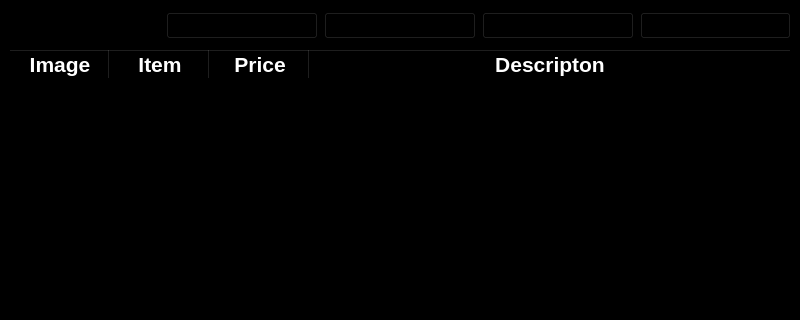
This is buy_page.ui in acmpesuecc/GrowPal as Qt 5 draws it before an edit; both pictures show x 0 to 800 and y 0 to 320 of the 800 by 600 pixel window. The edited form follows.
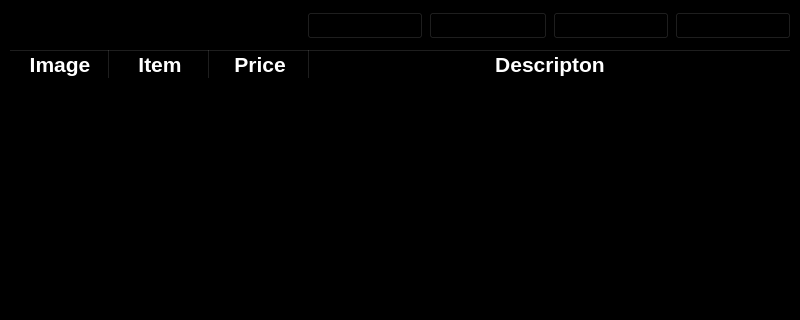
This is the edited form. Icons and pictures are not drawn.

Patch:
```diff
--- a/buy_page.ui
+++ b/buy_page.ui
@@ -30,23 +30,8 @@
   </property>
   <widget class="QWidget" name="centralwidget">
    <layout class="QGridLayout" name="gridLayout">
-    <item row="0" column="0">
-     <widget class="QLabel" name="label_9">
-      <property name="font">
-       <font>
-        <pointsize>22</pointsize>
-        <weight>75</weight>
-        <italic>false</italic>
-        <bold>true</bold>
-       </font>
-      </property>
-      <property name="text">
-       <string>Home </string>
-      </property>
-     </widget>
-    </item>
-    <item row="0" column="1">
-     <widget class="QPushButton" name="pushButton_selling_items">
+    <item row="0" column="5">
+     <widget class="QPushButton" name="pushButton_logout">
       <property name="font">
        <font>
         <pointsize>12</pointsize>
@@ -59,12 +44,22 @@
        <string notr="true"/>
       </property>
       <property name="text">
-       <string>Your Items </string>
+       <string>Logout</string>
+      </property>
+      <property name="icon">
+       <iconset>
+        <normaloff>logout.svg</normaloff>logout.svg</iconset>
+      </property>
+      <property name="iconSize">
+       <size>
+        <width>20</width>
+        <height>20</height>
+       </size>
       </property>
      </widget>
     </item>
     <item row="0" column="2">
-     <widget class="QPushButton" name="pushButton_orders">
+     <widget class="QPushButton" name="pushButton_selling_items">
       <property name="font">
        <font>
         <pointsize>12</pointsize>
@@ -77,30 +72,22 @@
        <string notr="true"/>
       </property>
       <property name="text">
-       <string>Orders  </string>
+       <string> Your Items </string>
       </property>
-     </widget>
-    </item>
-    <item row="0" column="3">
-     <widget class="QPushButton" name="pushButton_sell">
-      <property name="font">
-       <font>
-        <pointsize>12</pointsize>
-        <weight>75</weight>
-        <italic>false</italic>
-        <bold>true</bold>
-       </font>
+      <property name="icon">
+       <iconset>
+        <normaloff>items.svg</normaloff>items.svg</iconset>
       </property>
-      <property name="styleSheet">
-       <string notr="true"/>
-      </property>
-      <property name="text">
-       <string>Sell </string>
+      <property name="iconSize">
+       <size>
+        <width>20</width>
+        <height>20</height>
+       </size>
       </property>
      </widget>
     </item>
     <item row="0" column="4">
-     <widget class="QPushButton" name="pushButton_logout">
+     <widget class="QPushButton" name="pushButton_sell">
       <property name="font">
        <font>
         <pointsize>12</pointsize>
@@ -113,11 +100,21 @@
        <string notr="true"/>
       </property>
       <property name="text">
-       <string>Logout  </string>
+       <string>Sell </string>
+      </property>
+      <property name="icon">
+       <iconset>
+        <normaloff>sell.svg</normaloff>sell.svg</iconset>
+      </property>
+      <property name="iconSize">
+       <size>
+        <width>20</width>
+        <height>20</height>
+       </size>
       </property>
      </widget>
     </item>
-    <item row="1" column="0" colspan="5">
+    <item row="1" column="0" colspan="6">
      <widget class="QTableWidget" name="tableWidget">
       <property name="font">
        <font>
@@ -213,6 +210,61 @@
       </column>
      </widget>
     </item>
+    <item row="0" column="0">
+     <widget class="QLabel" name="label">
+      <property name="text">
+       <string/>
+      </property>
+      <property name="pixmap">
+       <pixmap>home.svg</pixmap>
+      </property>
+      <property name="alignment">
+       <set>Qt::AlignRight|Qt::AlignTrailing|Qt::AlignVCenter</set>
+      </property>
+     </widget>
+    </item>
+    <item row="0" column="3">
+     <widget class="QPushButton" name="pushButton_orders">
+      <property name="font">
+       <font>
+        <pointsize>12</pointsize>
+        <weight>75</weight>
+        <italic>false</italic>
+        <bold>true</bold>
+       </font>
+      </property>
+      <property name="styleSheet">
+       <string notr="true"/>
+      </property>
+      <property name="text">
+       <string>Orders  </string>
+      </property>
+      <property name="icon">
+       <iconset>
+        <normaloff>cart.svg</normaloff>cart.svg</iconset>
+      </property>
+      <property name="iconSize">
+       <size>
+        <width>20</width>
+        <height>20</height>
+       </size>
+      </property>
+     </widget>
+    </item>
+    <item row="0" column="1">
+     <widget class="QLabel" name="label_2">
+      <property name="font">
+       <font>
+        <pointsize>22</pointsize>
+        <weight>75</weight>
+        <bold>true</bold>
+       </font>
+      </property>
+      <property name="text">
+       <string>Home           </string>
+      </property>
+     </widget>
+    </item>
    </layout>
   </widget>
   <widget class="QStatusBar" name="statusbar"/>
```
